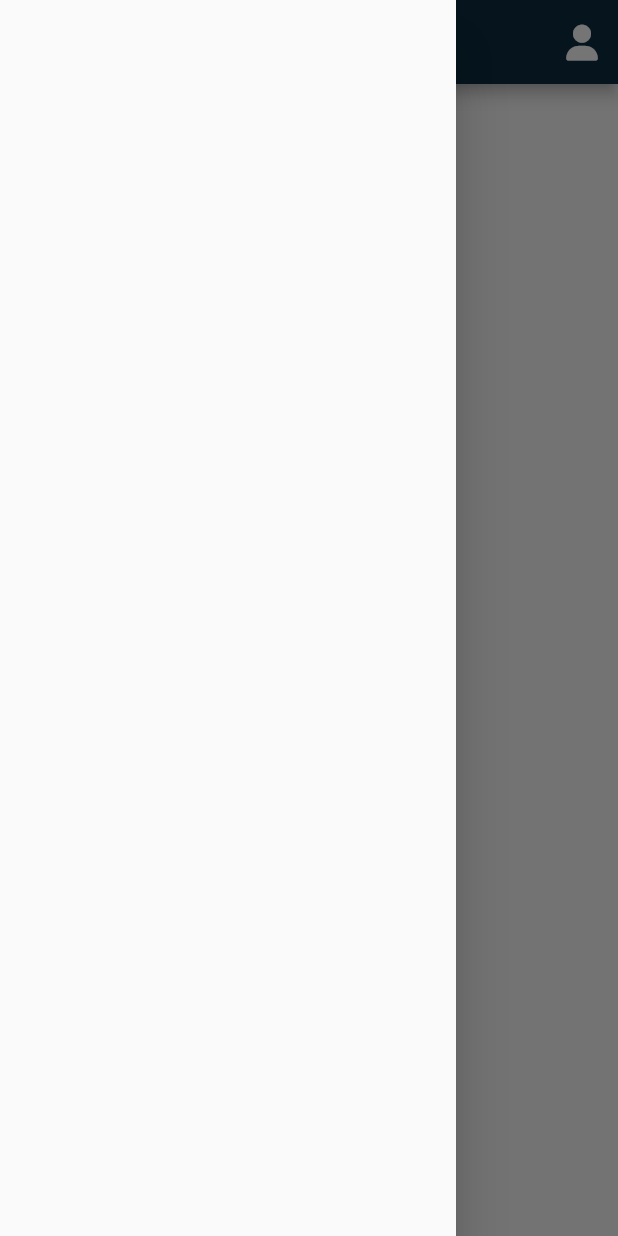
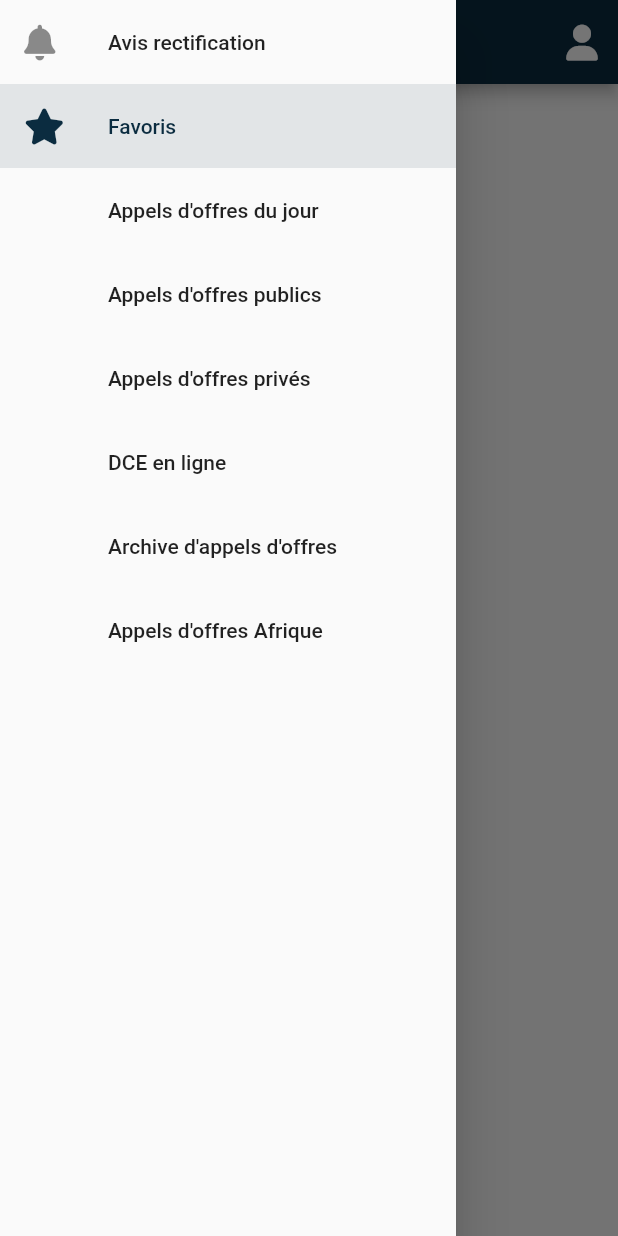
Before and after one commit to NaimCode/Offres_Online_App, a Flutter app: the screen it shows after launch, with the side drawer open, on a phone screen of 412 x 824 dp. Run offline on Flutter 3.47's test engine with Material 2 defaults, Android fonts, the light colour scheme and no system bars; our stand-ins replace font_awesome_flutter.

Commit message:
setting in up routing

```diff
--- /dev/null
+++ b/lib/Data/menus.dart
@@ -0,0 +1,16 @@
+// ignore_for_file: non_constant_identifier_names
+
+import 'package:font_awesome_flutter/font_awesome_flutter.dart';
+
+import '../models/menu.dart';
+
+List<Menu> MENUS=[
+  Menu(titre: 'Avis rectification', route: "/avis_rectification",icon: FontAwesomeIcons.solidBell),
+  Menu(titre: 'Favoris', route: "/favoris",icon:FontAwesomeIcons.solidStar),
+  Menu(titre: "Appels d'offres du jour", route: "/appels_offres_jour"),
+  Menu(titre: "Appels d'offres publics", route: "/appels_offres_public"),
+  Menu(titre: "Appels d'offres privés", route: "/appels_offres_prives"),
+  Menu(titre: "DCE en ligne", route: "/dce_enligne"),
+  Menu(titre: "Archive d'appels d'offres", route: "/archives_appels_offres"),
+  Menu(titre: "Appels d'offres Afrique", route: "/appels_offres_afrique"),
+];
--- a/lib/config/theme.dart
+++ b/lib/config/theme.dart
@@ -20,6 +20,9 @@ MaterialColor PRIMARY_COLOR=const MaterialColor(0xff0B2C40, {
 ThemeData THEME=ThemeData(
   //App background color
   primarySwatch: PRIMARY_COLOR,
+  listTileTheme: ListTileThemeData(
+    selectedTileColor: PRIMARY_COLOR.withOpacity(.1),
 
+  )
 
 );
--- a/lib/main.dart
+++ b/lib/main.dart
@@ -1,6 +1,6 @@
 import 'package:flutter/material.dart';
 import 'config/theme.dart';
-import 'pages/home/index.dart';
+import 'pages/home.dart';
 
 void main() {
   runApp(const App());
--- /dev/null
+++ b/lib/models/menu.dart
@@ -0,0 +1,12 @@
+import 'package:flutter/material.dart';
+
+class Menu {
+  String titre;
+  IconData? icon;
+  String route;
+  Menu({
+    required this.titre,
+    this.icon,
+    required this.route,
+  });
+}
--- a/lib/pages/home/index.dart
+++ b/lib/pages/home.dart
@@ -1,5 +1,6 @@
 import 'package:flutter/material.dart';
 import 'package:font_awesome_flutter/font_awesome_flutter.dart';
+import 'package:offres_onlines/partials/main_drawer.dart';
 import 'package:offres_onlines/widgets/open_drawer.dart';
 
 class Home extends StatefulWidget {
@@ -21,7 +22,7 @@ class _HomeState extends State<Home> {
               onPressed: (){}, icon: const FaIcon(FontAwesomeIcons.solidUser))
           ],
         ),
-        drawer: const Drawer(),
+        drawer: const MainDrawer(),
         body: Center(child: ElevatedButton(onPressed: (){}, child: const Text('Click'))),
       );
   }
--- /dev/null
+++ b/lib/partials/main_drawer.dart
@@ -0,0 +1,31 @@
+import 'package:flutter/material.dart';
+import 'package:font_awesome_flutter/font_awesome_flutter.dart';
+import 'package:offres_onlines/Data/menus.dart';
+
+import '../models/menu.dart';
+
+class MainDrawer extends StatefulWidget {
+  const MainDrawer({super.key});
+
+  @override
+  State<MainDrawer> createState() => _MainDrawerState();
+}
+
+class _MainDrawerState extends State<MainDrawer> {
+  @override
+  Widget build(BuildContext context) {
+    return  Drawer(
+      child: ListView.builder(
+        itemCount: MENUS.length,
+        itemBuilder:(context, index) {
+         Menu menu=MENUS[index];
+         bool selected=index==1;
+        return  ListTile(
+          selected: selected,
+          leading: FaIcon(menu.icon),
+          title: Text(menu.titre),
+        );
+      }),
+    );
+  }
+}
```
